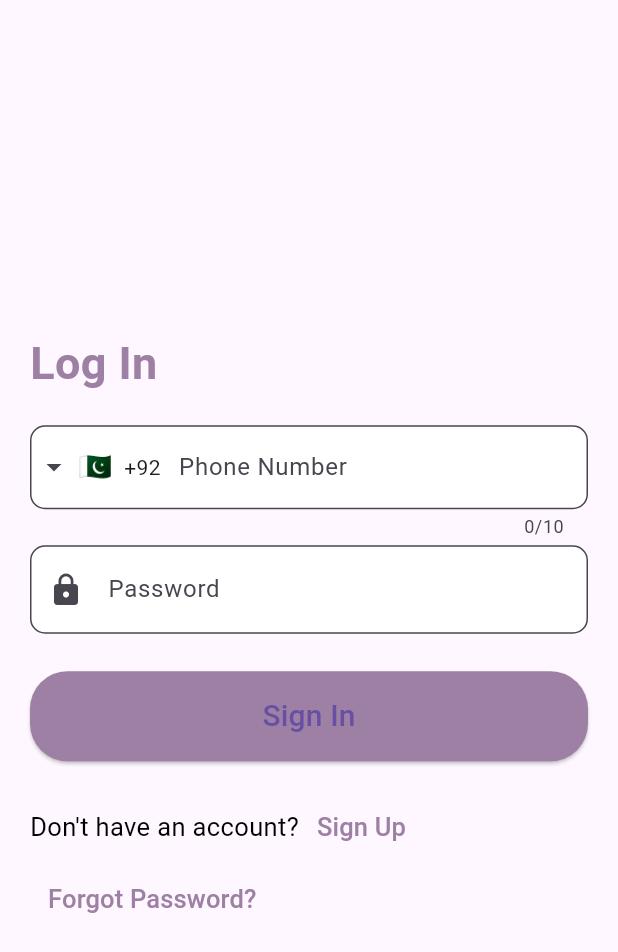
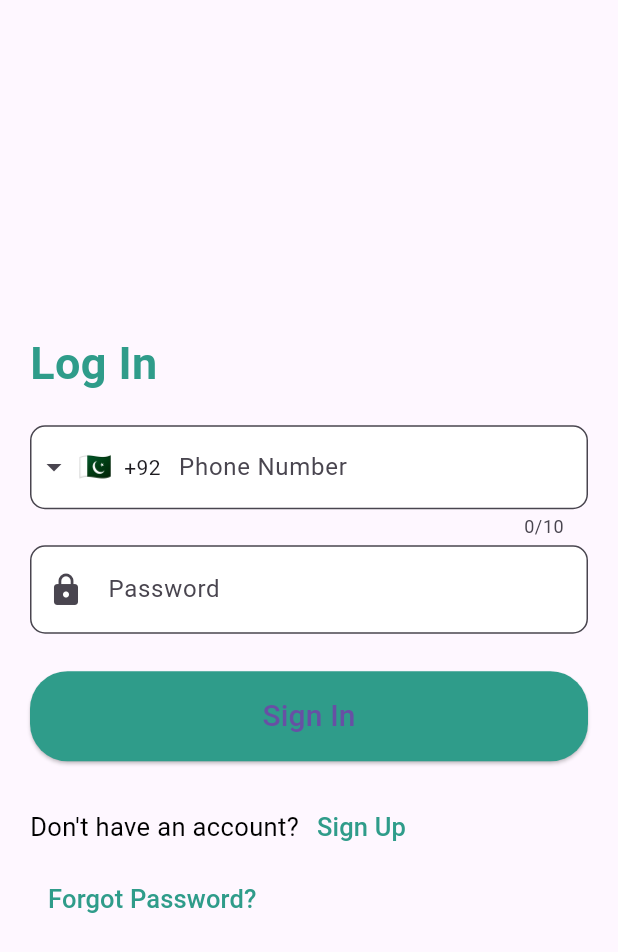
Before and after one commit to nawalirfan/CoinEase, a Flutter app: the SignIn screen opened directly, on a phone screen of 412 x 824 dp. Shown: the top 952 px of the screen. Run offline on Flutter 3.47's test engine with Material 3 defaults, Android fonts, the phone set to English and light mode, and no system bars; drawn by our look-alikes of intl_phone_field; our stand-ins replace cloud_firestore, firebase_auth, firebase_core, pinput; accounts and stored records are empty.

Commit message:
changed color scheme of signIn page

```diff
--- a/lib/screens/sign_in.dart
+++ b/lib/screens/sign_in.dart
@@ -1,3 +1,4 @@
+import 'package:coin_ease/colors.dart';
 import 'package:coin_ease/screens/phone_verification.dart';
 import 'package:flutter/material.dart';
 import 'package:intl_phone_field/intl_phone_field.dart';
@@ -21,14 +22,14 @@ class _SignInState extends State<SignIn> {
               mainAxisAlignment: MainAxisAlignment.start,
               crossAxisAlignment: CrossAxisAlignment.start,
               children: [
-                const Padding(
-                  padding: EdgeInsets.only(top: 20.0, left: 20.0),
+                Padding(
+                  padding: const EdgeInsets.only(top: 20.0, left: 20.0),
                   child: Text(
                     'Log In',
                     style: TextStyle(
                       fontSize: 30,
                       fontWeight: FontWeight.bold,
-                      color: Color.fromARGB(255, 157, 128, 164),
+                      color: colors['primary'],
                     ),
                   ),
                 ),
@@ -43,9 +44,6 @@ class _SignInState extends State<SignIn> {
                       fillColor: Colors.white,
                       border: OutlineInputBorder(
                         borderRadius: BorderRadius.circular(10.0),
-                        borderSide: const BorderSide(
-                          color: Color.fromARGB(255, 157, 128, 164),
-                        ),
                       ),
                     ),
                     initialCountryCode: 'PK',
@@ -65,8 +63,6 @@ class _SignInState extends State<SignIn> {
                       fillColor: Colors.white,
                       border: OutlineInputBorder(
                         borderRadius: BorderRadius.circular(10.0),
-                        borderSide: const BorderSide(
-                            color: Color.fromARGB(255, 157, 128, 164)),
                       ),
                     ),
                   ),
@@ -80,8 +76,7 @@ class _SignInState extends State<SignIn> {
                     child: ElevatedButton(
                       onPressed: () {},
                       style: ElevatedButton.styleFrom(
-                        backgroundColor:
-                            const Color.fromARGB(255, 157, 128, 164),
+                        backgroundColor: colors['primary'],
                         shape: RoundedRectangleBorder(
                           borderRadius: BorderRadius.circular(25),
                         ),
@@ -110,11 +105,10 @@ class _SignInState extends State<SignIn> {
                               builder: (context) => const PhoneVerification()),
                         );
                       },
-                      child: const Text(
+                      child: Text(
                         'Sign Up',
-                        style: TextStyle(
-                            fontSize: 17,
-                            color: Color.fromARGB(255, 157, 128, 164)),
+                        style:
+                            TextStyle(fontSize: 17, color: colors['primary']),
                       ),
                     ),
                   ],
@@ -132,11 +126,10 @@ class _SignInState extends State<SignIn> {
                                     const PhoneVerification()),
                           );
                         },
-                        child: const Text(
+                        child: Text(
                           'Forgot Password?',
-                          style: TextStyle(
-                              fontSize: 17,
-                              color: Color.fromARGB(255, 157, 128, 164)),
+                          style:
+                              TextStyle(fontSize: 17, color: colors['primary']),
                         ),
                       ),
                     ),
```
